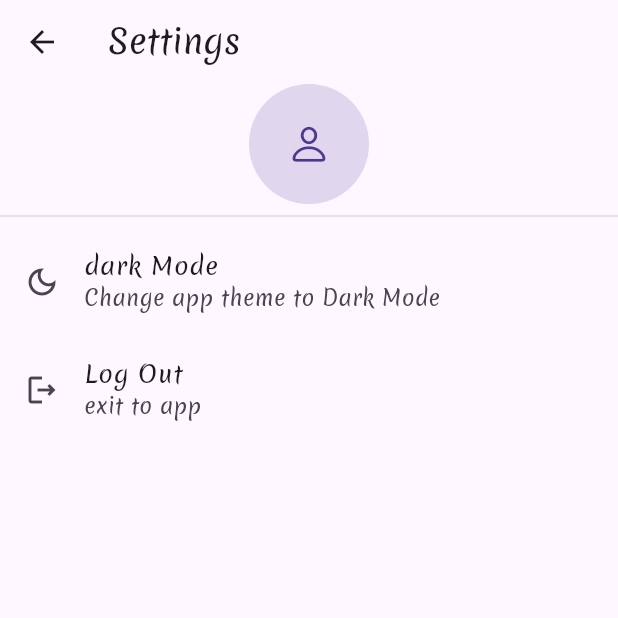
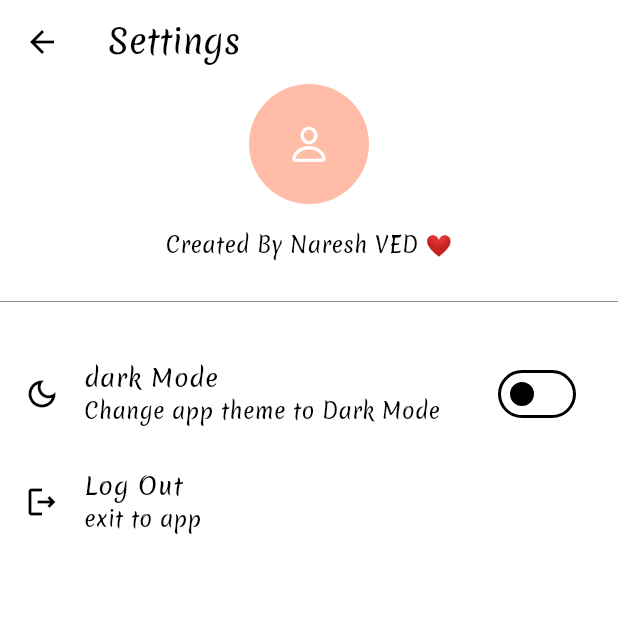
Before and after one commit to nareshved/Notes-app-with-bloc-bloc_fire_notes, a Flutter app: the SettingsPage screen opened directly, on a phone screen of 412 x 824 dp, the top half of it. Run offline on Flutter 3.47's test engine with Material 3 defaults, Android fonts, the phone set to English and light mode, and no system bars; our stand-ins replace cloud_firestore, firebase_auth, firebase_core, firebase_storage, flutter_bloc, flutter_screenutil and 1 more; accounts and stored records are empty.

Commit message:
fixed CURD issue

```diff
--- /dev/null
+++ b/lib/data/theme_provider/dark_theme_provider.dart
@@ -0,0 +1,40 @@
+import 'package:flutter/material.dart';
+import 'package:shared_preferences/shared_preferences.dart';
+
+class ThemeProvider extends ChangeNotifier {
+  bool _isDark = false;
+
+  final String _isDarkKey = "isDark";
+
+  bool get themeValue {
+    getThemeInPrefs();
+    return _isDark;
+  }
+
+  set themeValue(bool value) {
+    _isDark = value;
+
+    setThemeInPrefs(value);
+    notifyListeners();
+  }
+
+  setThemeInPrefs(bool value) async {
+    var prefs = await SharedPreferences.getInstance();
+    prefs.setBool(_isDarkKey, value);
+
+    notifyListeners();
+  }
+
+  getThemeInPrefs() async {
+    var prefs = await SharedPreferences.getInstance();
+    bool? checkKey = prefs.getBool(_isDarkKey);
+
+    if (checkKey != null) {
+      _isDark = checkKey;
+    } else {
+      checkKey = false;
+    }
+
+    notifyListeners();
+  }
+}
--- a/lib/main.dart
+++ b/lib/main.dart
@@ -1,11 +1,13 @@
 import 'package:bloc_fire_notes/data/bloc/notes_bloc/note_bloc.dart';
 import 'package:bloc_fire_notes/data/bloc/register_user/register_bloc.dart';
 import 'package:bloc_fire_notes/data/firebase/firebase_provider.dart';
+import 'package:bloc_fire_notes/data/theme_provider/dark_theme_provider.dart';
 import 'package:bloc_fire_notes/firebase_options.dart';
 import 'package:firebase_core/firebase_core.dart';
 import 'package:flutter/material.dart';
 import 'package:flutter_bloc/flutter_bloc.dart';
 import 'package:flutter_screenutil/flutter_screenutil.dart';
+import 'package:provider/provider.dart';
 
 import 'repository/pages/splash_page.dart';
 
@@ -14,14 +16,20 @@ void main() async {
   WidgetsFlutterBinding.ensureInitialized();
   await Firebase.initializeApp(options: DefaultFirebaseOptions.currentPlatform);
 
-  runApp(MultiBlocProvider(providers: [
+  runApp(MultiBlocProvider(
+      providers: [
         BlocProvider(
-      create: (context) => RegisterBloc(firebaseProvider: FirebaseProvider()),
+          create: (context) =>
+              RegisterBloc(firebaseProvider: FirebaseProvider()),
         ),
         BlocProvider(
           create: (context) => NoteBloc(firebaseProvider: FirebaseProvider()),
         )
-  ], child: const MyApp()));
+      ],
+      child: ChangeNotifierProvider(
+        create: (context) => ThemeProvider(),
+        child: const MyApp(),
+      )));
 }
 
 class MyApp extends StatelessWidget {
@@ -35,10 +43,25 @@ class MyApp extends StatelessWidget {
       minTextAdapt: true,
       splitScreenMode: true,
       child: MaterialApp(
+        // themeAnimationDuration: const Duration(milliseconds: 800),
+
+        themeAnimationDuration: const Duration(seconds: 1),
+        themeAnimationCurve: Curves.easeInCirc,
+        darkTheme: ThemeData(
+            useMaterial3: true,
+            fontFamily: "Merienda",
+            colorScheme: const ColorScheme.dark(
+              primary: Colors.deepOrange,
+            )),
         theme: ThemeData(
             useMaterial3: true,
             fontFamily: "Merienda",
-        ),
+            colorScheme: const ColorScheme.light(
+              primary: Colors.deepOrange,
+            )),
+        themeMode: context.watch<ThemeProvider>().themeValue
+            ? ThemeMode.dark
+            : ThemeMode.light,
         debugShowCheckedModeBanner: false,
         title: 'blocFire Notes',
         home: const SplashPage(),
--- a/lib/repository/pages/settings.dart
+++ b/lib/repository/pages/settings.dart
@@ -1,5 +1,13 @@
+import 'dart:developer';
+
+import 'package:bloc_fire_notes/data/firebase/firebase_provider.dart';
+import 'package:bloc_fire_notes/data/theme_provider/dark_theme_provider.dart';
+import 'package:bloc_fire_notes/repository/pages/login_page.dart';
 import 'package:flutter/cupertino.dart';
 import 'package:flutter/material.dart';
+import 'package:flutter_bloc/flutter_bloc.dart';
+import 'package:flutter_screenutil/flutter_screenutil.dart';
+import 'package:shared_preferences/shared_preferences.dart';
 
 class SettingsPage extends StatelessWidget {
   const SettingsPage({super.key});
@@ -17,27 +25,55 @@ class SettingsPage extends StatelessWidget {
             child: CircleAvatar(
               radius: 40,
               backgroundColor:
-                  Theme.of(context).colorScheme.primary.withOpacity(0.2),
+                  Theme.of(context).colorScheme.primary.withOpacity(0.4),
               child: const Icon(
                 CupertinoIcons.person,
                 size: 30,
               ),
             ),
           ),
-          Divider(
-            thickness: 0.6,
+          SizedBox(
+            height: 15.h,
+          ),
+          const Text(
+            "Created By Naresh VED ❤",
+            textAlign: TextAlign.center,
+          ),
+          SizedBox(
+            height: 15.h,
+          ),
+          const Divider(
+            thickness: 0.3,
+          ),
+          SizedBox(
+            height: 15.h,
           ),
           ListTile(
             leading: const Icon(Icons.dark_mode_outlined),
             title: const Text("dark Mode"),
             subtitle: const Text("Change app theme to Dark Mode"),
+            trailing: Switch.adaptive(
+              value: context.watch<ThemeProvider>().themeValue,
+              onChanged: (value) {
+                context.read<ThemeProvider>().themeValue = value;
+              },
+            ),
             onTap: () {},
           ),
           ListTile(
             leading: const Icon(Icons.logout_outlined),
             title: const Text("Log Out"),
             subtitle: const Text("exit to app"),
-            onTap: () {},
+            onTap: () async {
+              var prefs = await SharedPreferences.getInstance();
+              prefs.setString(FirebaseProvider.loginPrefsKey, "");
+              log("user logout");
+              Navigator.pushReplacement(
+                  context,
+                  MaterialPageRoute(
+                    builder: (context) => LoginPage(),
+                  ));
+            },
           ),
         ],
       ),
--- a/lib/repository/widgets/home/bottom_nav_bar/bottom_nav_bar.dart
+++ b/lib/repository/widgets/home/bottom_nav_bar/bottom_nav_bar.dart
@@ -21,6 +21,7 @@ class _HomeBottomNavbarState extends State<HomeBottomNavbar> {
   Widget build(BuildContext context) {
     return Scaffold(
       bottomNavigationBar: NavigationBar(
+        indicatorColor: Colors.deepOrange,
         selectedIndex: mSelectedIndex,
         onDestinationSelected: (value) {
           setState(() {
--- a/lib/repository/widgets/home/update_note_bottom_sheet/update_note_bottom_sheet.dart
+++ b/lib/repository/widgets/home/update_note_bottom_sheet/update_note_bottom_sheet.dart
@@ -32,9 +32,6 @@ void callMyBottomSheet(BuildContext context,
     constraints: const BoxConstraints(maxWidth: double.infinity),
     context: context,
     builder: (context) {
-      noteTitleController.text = currNotesTitle;
-      noteDescController.text = currNotesDesc;
-
       return ListView(
         children: [
           Text(
```
Also changed, not shown: lib/domain/constants/app_themes/light_dark_themes.dart (+12 -12 lines), lib/repository/pages/home_page.dart (+154 -24 lines). Lines whose indentation alone changed are shown as unchanged.
